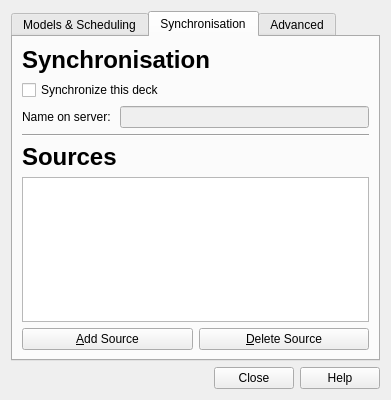
First picture: the form in designer/deckproperties.ui, repository ankitects/anki, before the edit.
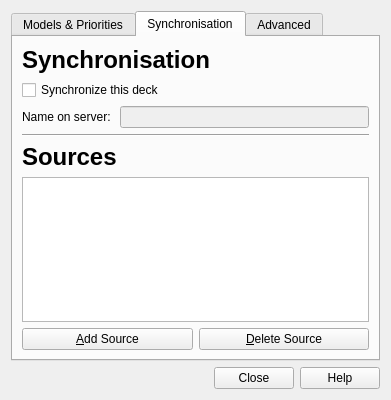
Second picture: the form after the edit. The open tabs and pages were chosen to show the change.

Commit message: correct label in deck props

What changed in the file:
```diff
--- a/designer/deckproperties.ui
+++ b/designer/deckproperties.ui
@@ -34,7 +34,7 @@
        </rect>
       </property>
       <attribute name="title" >
-       <string>Models &amp;&amp; Scheduling</string>
+       <string>Models &amp;&amp; Priorities</string>
       </attribute>
       <layout class="QGridLayout" name="gridLayout_6" >
        <item row="4" column="0" >
```
Left out of the diff: 4 changed lines with no effect on the pictures.
